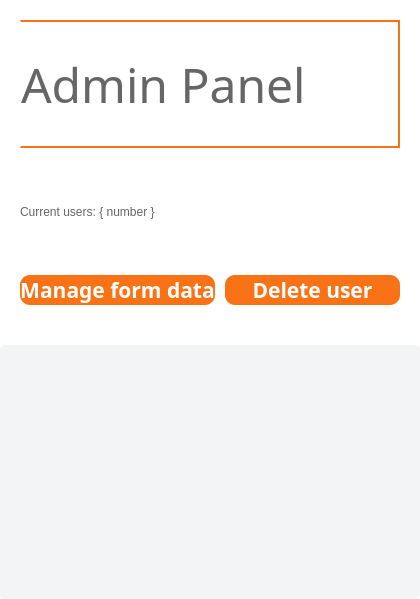
Old version of the form adminpanel.ui in the repository Ph4sm4/FinelogApp.
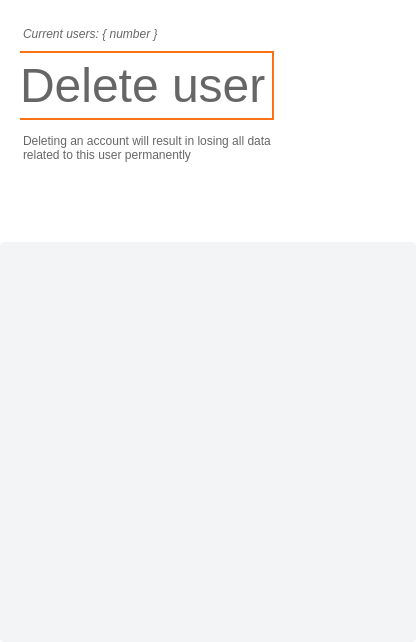
New version of the form. The open tabs and pages were chosen to show the change. Icons and pictures are not drawn.

Commit message: admin delete user page major works

```diff
--- a/adminpanel.ui
+++ b/adminpanel.ui
@@ -6,14 +6,14 @@
    <rect>
     <x>0</x>
     <y>0</y>
-    <width>420</width>
-    <height>599</height>
+    <width>416</width>
+    <height>642</height>
    </rect>
   </property>
   <property name="windowTitle">
    <string>Form</string>
   </property>
-  <layout class="QVBoxLayout" name="verticalLayout_6">
+  <layout class="QVBoxLayout" name="verticalLayout_13">
    <property name="spacing">
     <number>0</number>
    </property>
@@ -117,7 +117,7 @@
          <item>
           <layout class="QVBoxLayout" name="verticalLayout_2">
            <property name="spacing">
-            <number>0</number>
+            <number>10</number>
            </property>
            <item>
             <widget class="QFrame" name="frame">
@@ -224,6 +224,19 @@
              </property>
             </widget>
            </item>
+           <item>
+            <spacer name="verticalSpacer_8">
+             <property name="orientation">
+              <enum>Qt::Vertical</enum>
+             </property>
+             <property name="sizeHint" stdset="0">
+              <size>
+               <width>20</width>
+               <height>40</height>
+              </size>
+             </property>
+            </spacer>
+           </item>
           </layout>
          </item>
         </layout>
@@ -256,7 +269,7 @@
             <string notr="true">QPushButton {
 background-color:  rgb(249, 115, 22);
 height: 30px;
-border-radius: 10px;
+border-radius: 5px;
 color: white;
 }</string>
            </property>
@@ -282,7 +295,7 @@
             <string notr="true">QPushButton {
 background-color:  rgb(249, 115, 22);
 height: 30px;
-border-radius: 10px;
+border-radius: 5px;
 color: white;
 }</string>
            </property>
@@ -320,7 +333,7 @@
          <property name="minimumSize">
           <size>
            <width>0</width>
-           <height>250</height>
+           <height>400</height>
           </size>
          </property>
          <property name="maximumSize">
@@ -387,8 +400,8 @@
            <rect>
             <x>0</x>
             <y>0</y>
-            <width>420</width>
-            <height>250</height>
+            <width>416</width>
+            <height>400</height>
            </rect>
           </property>
           <property name="styleSheet">
@@ -993,6 +1006,307 @@
        </item>
       </layout>
      </widget>
+     <widget class="QWidget" name="user_delete">
+      <property name="styleSheet">
+       <string notr="true">QWidget {
+background-color: white;
+}</string>
+      </property>
+      <layout class="QVBoxLayout" name="verticalLayout_7">
+       <property name="spacing">
+        <number>0</number>
+       </property>
+       <property name="leftMargin">
+        <number>0</number>
+       </property>
+       <property name="topMargin">
+        <number>20</number>
+       </property>
+       <property name="rightMargin">
+        <number>0</number>
+       </property>
+       <property name="bottomMargin">
+        <number>0</number>
+       </property>
+       <item>
+        <layout class="QHBoxLayout" name="horizontalLayout_9">
+         <property name="leftMargin">
+          <number>20</number>
+         </property>
+         <property name="rightMargin">
+          <number>20</number>
+         </property>
+         <item>
+          <layout class="QVBoxLayout" name="verticalLayout_12">
+           <property name="spacing">
+            <number>9</number>
+           </property>
+           <item>
+            <widget class="QLabel" name="usersNumberLabel2">
+             <property name="font">
+              <font>
+               <italic>true</italic>
+               <bold>false</bold>
+              </font>
+             </property>
+             <property name="styleSheet">
+              <string notr="true">QLabel {
+background: transparent;
+color: rgb(102, 102, 102);
+margin-top: 5px;
+}</string>
+             </property>
+             <property name="text">
+              <string>Current users: { number }</string>
+             </property>
+            </widget>
+           </item>
+           <item>
+            <widget class="QLabel" name="label">
+             <property name="maximumSize">
+              <size>
+               <width>16777215</width>
+               <height>100</height>
+              </size>
+             </property>
+             <property name="font">
+              <font>
+               <pointsize>36</pointsize>
+              </font>
+             </property>
+             <property name="styleSheet">
+              <string notr="true">QLabel {
+background: transparent;
+color: rgb(102, 102, 102);
+border-bottom: 2px solid rgb(249, 115, 22);
+border-top: 2px solid rgb(249, 115, 22);
+border-right: 2px solid rgb(249, 115, 22);
+padding: 5px 0;
+}</string>
+             </property>
+             <property name="text">
+              <string>Delete user</string>
+             </property>
+             <property name="alignment">
+              <set>Qt::AlignJustify|Qt::AlignVCenter</set>
+             </property>
+             <property name="wordWrap">
+              <bool>false</bool>
+             </property>
+            </widget>
+           </item>
+           <item>
+            <widget class="QLabel" name="label_2">
+             <property name="styleSheet">
+              <string notr="true">QLabel {
+background: transparent;
+color: rgb(102, 102, 102);
+margin-top: 5px;
+}</string>
+             </property>
+             <property name="text">
+              <string>Deleting an account will result in losing all data related to this user permanently</string>
+             </property>
+             <property name="wordWrap">
+              <bool>true</bool>
+             </property>
+            </widget>
+           </item>
+          </layout>
+         </item>
+         <item>
+          <layout class="QVBoxLayout" name="verticalLayout_6">
+           <item>
+            <layout class="QHBoxLayout" name="horizontalLayout_8">
+             <item>
+              <spacer name="horizontalSpacer_4">
+               <property name="orientation">
+                <enum>Qt::Horizontal</enum>
+               </property>
+               <property name="sizeHint" stdset="0">
+                <size>
+                 <width>40</width>
+                 <height>20</height>
+                </size>
+               </property>
+              </spacer>
+             </item>
+             <item>
+              <widget class="QPushButton" name="backToPanel_2">
+               <property name="font">
+                <font>
+                 <pointsize>12</pointsize>
+                </font>
+               </property>
+               <property name="layoutDirection">
+                <enum>Qt::RightToLeft</enum>
+               </property>
+               <property name="styleSheet">
+                <string notr="true">QPushButton {
+background: transparent;
+color: black;
+border-radius: 8px;
+height: 30px;
+}
+
+QPushButton:pressed,
+QPushButton:focus {
+outline: none;
+background: transparent;
+}</string>
+               </property>
+               <property name="text">
+                <string/>
+               </property>
+               <property name="icon">
+                <iconset resource="Images.qrc">
+                 <normaloff>:/icons/content/arrow_back.svg</normaloff>:/icons/content/arrow_back.svg</iconset>
+               </property>
+               <property name="iconSize">
+                <size>
+                 <width>40</width>
+                 <height>40</height>
+                </size>
+               </property>
+              </widget>
+             </item>
+            </layout>
+           </item>
+           <item>
+            <spacer name="verticalSpacer_7">
+             <property name="orientation">
+              <enum>Qt::Vertical</enum>
+             </property>
+             <property name="sizeHint" stdset="0">
+              <size>
+               <width>20</width>
+               <height>40</height>
+              </size>
+             </property>
+            </spacer>
+           </item>
+          </layout>
+         </item>
+        </layout>
+       </item>
+       <item>
+        <spacer name="verticalSpacer_6">
+         <property name="orientation">
+          <enum>Qt::Vertical</enum>
+         </property>
+         <property name="sizeType">
+          <enum>QSizePolicy::Fixed</enum>
+         </property>
+         <property name="sizeHint" stdset="0">
+          <size>
+           <width>20</width>
+           <height>80</height>
+          </size>
+         </property>
+        </spacer>
+       </item>
+       <item>
+        <widget class="QScrollArea" name="scrollArea_3">
+         <property name="sizePolicy">
+          <sizepolicy hsizetype="Minimum" vsizetype="Minimum">
+           <horstretch>0</horstretch>
+           <verstretch>0</verstretch>
+          </sizepolicy>
+         </property>
+         <property name="minimumSize">
+          <size>
+           <width>0</width>
+           <height>400</height>
+          </size>
+         </property>
+         <property name="maximumSize">
+          <size>
+           <width>99999</width>
+           <height>99999</height>
+          </size>
+         </property>
+         <property name="styleSheet">
+          <string notr="true">QScrollArea {
+    background-color: transparent;
+    border: none;
+     border-radius: 5px;
+     padding: 0;
+}
+QWidget {
+   background-color: rgb(243, 244, 246);
+    border-radius: 5px;
+}
+
+QScrollBar:vertical {
+        border: none;
+        background-color: #F5F5F5;
+        width: 10px;
+        margin: 0px;
+    }
+
+    QScrollBar::handle:vertical {
+        background-color: #BBBBBB;
+        min-height: 20px;
+        border-radius: 5px;
+    }
+
+    QScrollBar::handle:vertical:hover {
+        background-color: #999999;
+    }
+
+    QScrollBar::sub-page:vertical, QScrollBar::add-page:vertical {
+        background-color: none;
+    }
+
+    QScrollBar::up-arrow:vertical, QScrollBar::down-arrow:vertical {
+        background: none;
+    }
+
+    QScrollBar::add-line:vertical, QScrollBar::sub-line:vertical {
+        background: none;
+    }</string>
+         </property>
+         <property name="frameShape">
+          <enum>QFrame::NoFrame</enum>
+         </property>
+         <property name="frameShadow">
+          <enum>QFrame::Plain</enum>
+         </property>
+         <property name="lineWidth">
+          <number>1</number>
+         </property>
+         <property name="widgetResizable">
+          <bool>true</bool>
+         </property>
+         <widget class="QWidget" name="scrollAreaWidgetContents_3">
+          <property name="geometry">
+           <rect>
+            <x>0</x>
+            <y>0</y>
+            <width>416</width>
+            <height>400</height>
+           </rect>
+          </property>
+          <property name="styleSheet">
+           <string notr="true"/>
+          </property>
+          <layout class="QVBoxLayout" name="verticalLayout_11">
+           <property name="leftMargin">
+            <number>20</number>
+           </property>
+           <property name="rightMargin">
+            <number>20</number>
+           </property>
+           <property name="bottomMargin">
+            <number>100</number>
+           </property>
+          </layout>
+         </widget>
+        </widget>
+       </item>
+      </layout>
+     </widget>
+     <widget class="QWidget" name="page"/>
     </widget>
    </item>
   </layout>
```
Left out of the diff: 69 changed lines with no effect on the pictures. The commit also changes 18 other files.
